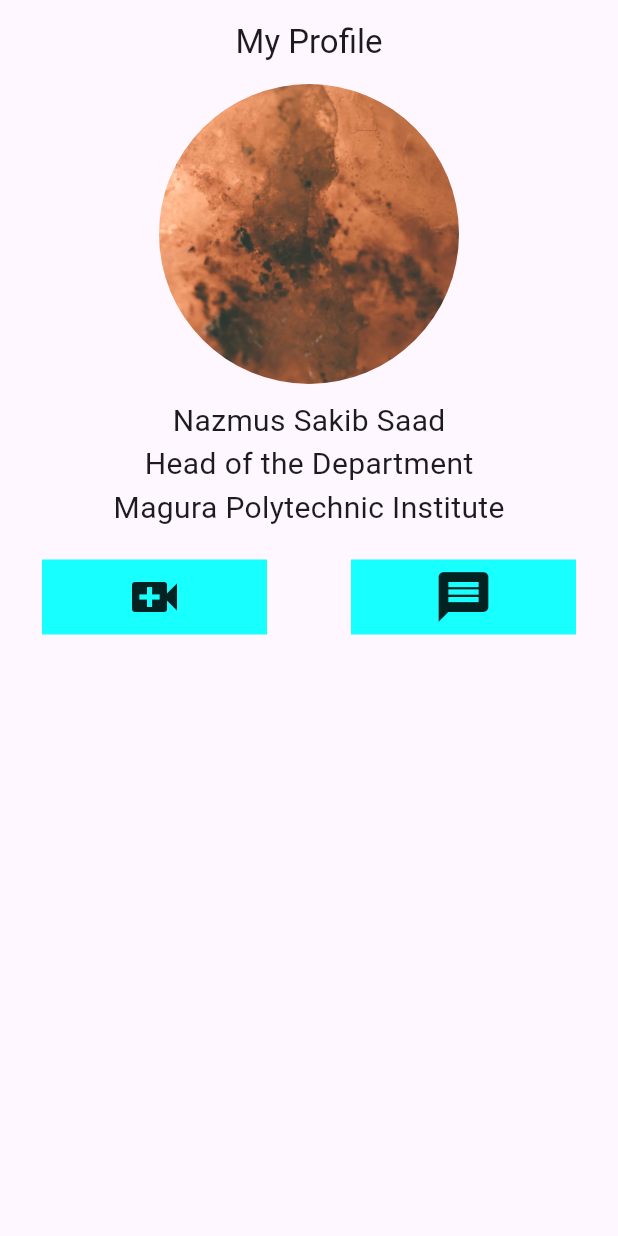
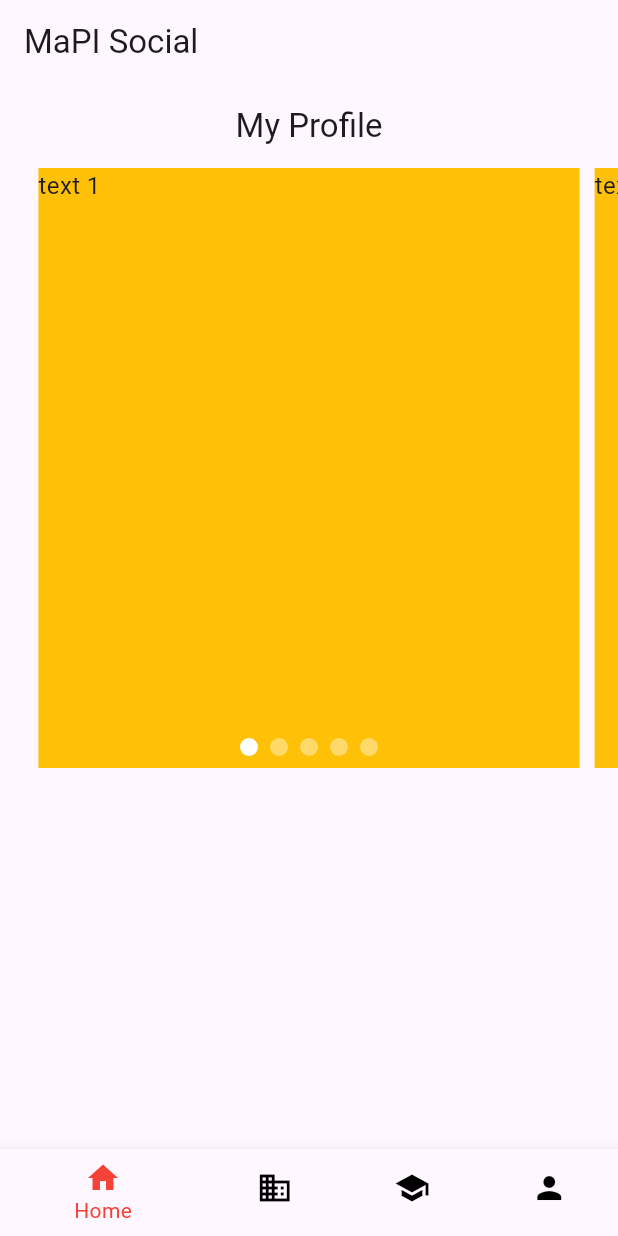
Before and after one commit to nazmussakibsaad102/App-Dev-Class-21-22, a Flutter app: the screen it shows after launch, on a phone screen of 412 x 824 dp. Run offline on Flutter 3.47's test engine with Material 3 defaults, Android fonts, the phone set to English and light mode, and no system bars; drawn by our look-alikes of flutter_carousel_widget; our stand-ins replace video_player.

Commit message:
Video added

```diff
--- /dev/null
+++ b/lib/HomePage.dart
@@ -0,0 +1,45 @@
+import 'package:flutter/material.dart';
+import 'package:flutter_carousel_widget/flutter_carousel_widget.dart';
+
+class HomePage extends StatelessWidget {
+  const HomePage({super.key});
+
+  @override
+  Widget build(BuildContext context) {
+    return Scaffold(
+      appBar: AppBar(
+        title: const Text('My Profile'),
+        centerTitle: true,
+      ),
+      body: Container(
+        width: MediaQuery.of(context).size.width,
+        child: Column(
+          children: [
+            FlutterCarousel(
+              options: FlutterCarouselOptions(
+                height: 400.0,
+                showIndicator: true,
+                slideIndicator: CircularSlideIndicator(),
+              ),
+              items: [1,2,3,4,5].map((i) {
+                return Builder(
+                  builder: (BuildContext context) {
+                    return Container(
+                        width: MediaQuery.of(context).size.width,
+                        margin: EdgeInsets.symmetric(horizontal: 5.0),
+                        decoration: BoxDecoration(
+                            color: Colors.amber
+                        ),
+                        child: Text('text $i', style: TextStyle(fontSize: 16.0),)
+                    );
+                  },
+                );
+              }).toList(),
+            )
+
+          ],
+        ),
+      ),
+    );
+  }
+}
--- /dev/null
+++ b/lib/NavigationPage.dart
@@ -0,0 +1,76 @@
+import 'package:flutter/material.dart';
+import 'package:my_profile/BusinessPage.dart';
+import 'package:my_profile/HomePage.dart';
+import 'package:my_profile/ProfilePage.dart';
+import 'package:my_profile/VideoPage.dart';
+
+///Stateful Widget VS Stateless Widget
+///Stateful Widget has action
+///Stateless Widget does not have it.
+///
+/// Stateful Widget is heavy
+/// Stateless Widget is light.
+///
+/// Navigation Page should be stateful
+///
+
+class NavigationPage extends StatefulWidget {
+  const NavigationPage({super.key});
+
+  @override
+  State<NavigationPage> createState() => _NavigationPageState();
+}
+
+class _NavigationPageState extends State<NavigationPage> {
+ int _selectedIndex =  0;
+  List<Widget> _widgetOptions = <Widget>[
+    HomePage(),
+    VideoPage(),
+    Text("Index 2: School"),
+    ProfilePage()
+  ];
+
+
+  ///functionname(a,b){
+  ///Scaffold(abc(cba()))
+  ///return a+b;
+  ///}
+  ///
+  /// setState()
+
+  void _onItemTapped(int index){
+    setState(() {
+      _selectedIndex = index;
+    });
+  }
+
+  @override
+  Widget build(BuildContext context) {
+    return Scaffold(
+      appBar: AppBar(
+        title: Text("MaPI Social"),
+      ),
+      body: _widgetOptions.elementAt(_selectedIndex),
+      bottomNavigationBar: BottomNavigationBar(
+        items: [
+          BottomNavigationBarItem(
+            icon: Icon(Icons.home), label: 'Home'
+          ),
+          BottomNavigationBarItem(
+            icon: Icon(Icons.business), label: 'Business'
+          ),
+          BottomNavigationBarItem(
+            icon: Icon(Icons.school), label: 'School'
+          ),
+          BottomNavigationBarItem(
+            icon: Icon(Icons.person), label: 'Profile'
+          ),
+        ],
+        onTap: _onItemTapped,
+        currentIndex: _selectedIndex,
+        selectedItemColor: Colors.red,
+        unselectedItemColor: Colors.black,
+      ),
+    );
+  }
+}
--- /dev/null
+++ b/lib/VideoPage.dart
@@ -0,0 +1,60 @@
+import 'package:flutter/material.dart';
+import 'package:video_player/video_player.dart';
+
+/// Stateful widget to fetch and then display video content.
+class VideoPage extends StatefulWidget {
+  const VideoPage({super.key});
+
+  @override
+  _VideoPageState createState() => _VideoPageState();
+}
+
+class _VideoPageState extends State<VideoPage> {
+  late VideoPlayerController _controller;
+
+  @override
+  void initState() {
+    super.initState();
+    _controller = VideoPlayerController.networkUrl(Uri.parse(
+        'https://flutter.github.io/assets-for-api-docs/assets/videos/bee.mp4'))
+      ..initialize().then((_) {
+        // Ensure the first frame is shown after the video is initialized, even before the play button has been pressed.
+        setState(() {});
+      });
+  }
+
+  @override
+  Widget build(BuildContext context) {
+    return MaterialApp(
+      title: 'Video Demo',
+      home: Scaffold(
+        body: Center(
+          child: _controller.value.isInitialized
+              ? AspectRatio(
+                  aspectRatio: _controller.value.aspectRatio,
+                  child: VideoPlayer(_controller),
+                )
+              : Container(),
+        ),
+        floatingActionButton: FloatingActionButton(
+          onPressed: () {
+            setState(() {
+              _controller.value.isPlaying
+                  ? _controller.pause()
+                  : _controller.play();
+            });
+          },
+          child: Icon(
+            _controller.value.isPlaying ? Icons.pause : Icons.play_arrow,
+          ),
+        ),
+      ),
+    );
+  }
+
+  @override
+  void dispose() {
+    _controller.dispose();
+    super.dispose();
+  }
+}
--- a/lib/main.dart
+++ b/lib/main.dart
@@ -1,70 +1,12 @@
 import 'package:flutter/material.dart';
+import 'package:my_profile/NavigationPage.dart';
+
+import 'ProfilePage.dart';
 
 void main() {
-  runApp(MaterialApp(
-    home: ProfilePage(),
-  ));
+  runApp(
+    MaterialApp(
+      home: NavigationPage(),
+    ),
+  );
 }
-
-class ProfilePage extends StatelessWidget {
-  const ProfilePage({super.key});
-
-  @override
-  Widget build(BuildContext context) {
-    return Scaffold(
-      appBar: AppBar(
-        title: const Text('My Profile'),
-        centerTitle: true,
-      ),
-      body: Column(
-        children: [
-          Center(
-            child: ClipRRect(
-              borderRadius: BorderRadius.circular(200),
-              child: Image.asset(
-                "assets/images/profile_image.PNG",
-                height: 200,
-                width: 200,
-                fit: BoxFit.cover,
-              ),
-            ),
-          ),
-          SizedBox(
-            height: 10,
-          ),
-          Text(
-            "Nazmus Sakib Saad",
-            style: TextStyle(fontSize: 20),
-          ),
-          Text(
-            "Head of the Department",
-            style: TextStyle(fontSize: 20),
-          ),
-          Text(
-            "Magura Polytechnic Institute",
-            style: TextStyle(fontSize: 20),
-          ),
-          SizedBox(height: 20,),
-          Row(
-            mainAxisAlignment: MainAxisAlignment.spaceAround,
-            children: [
-              Container(
-                width: 150,
-                height: 50,
-                color: Colors.cyanAccent,
-                child: Icon(Icons.video_call, size: 40,),
-              ),
-              Container(
-                width: 150,
-                height: 50,
-                color: Colors.cyanAccent,
-                child: Icon(Icons.message, size: 40,),
-              ),
-
-            ],
-          )
-        ],
-      ),
-    );
-  }
-}
--- a/pubspec.yaml
+++ b/pubspec.yaml
@@ -10,7 +10,8 @@ dependencies:
     sdk: flutter
   cupertino_icons: ^1.0.8
   flutter_staggered_grid_view: ^0.7.0
-
+  flutter_carousel_widget: ^3.1.0
+  video_player: ^2.9.3
 dev_dependencies:
   flutter_test:
     sdk: flutter
```
Also changed, not shown: lib/BusinessPage.dart (added, +28 -0 lines), lib/ProfilePage.dart (added, +71 -0 lines), pubspec.lock, 4 other files.
